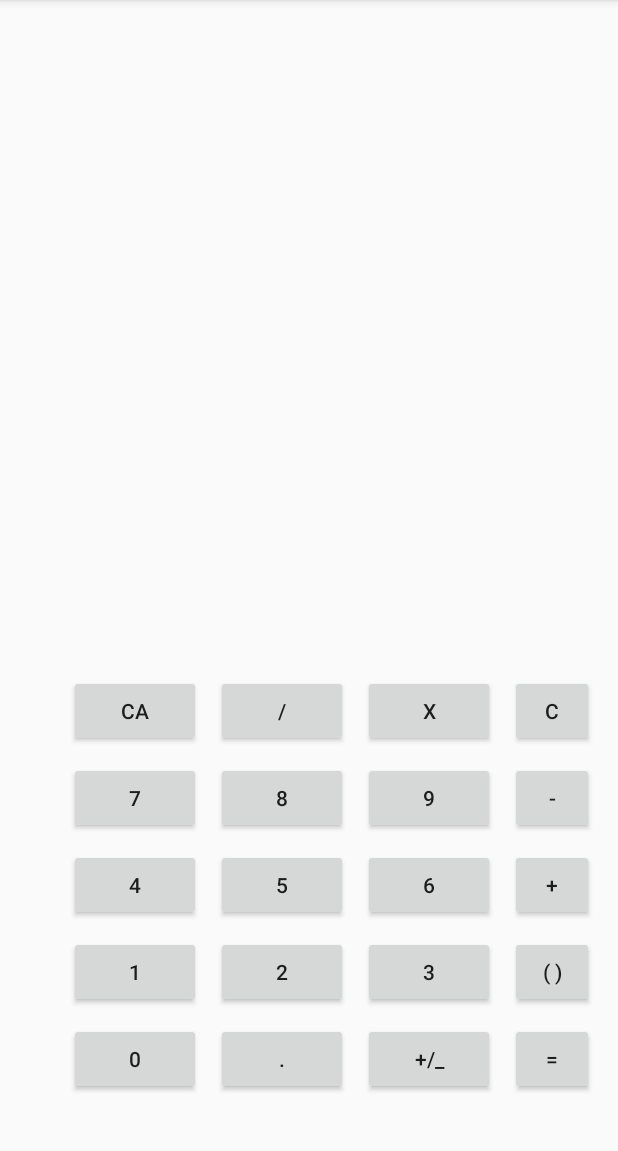
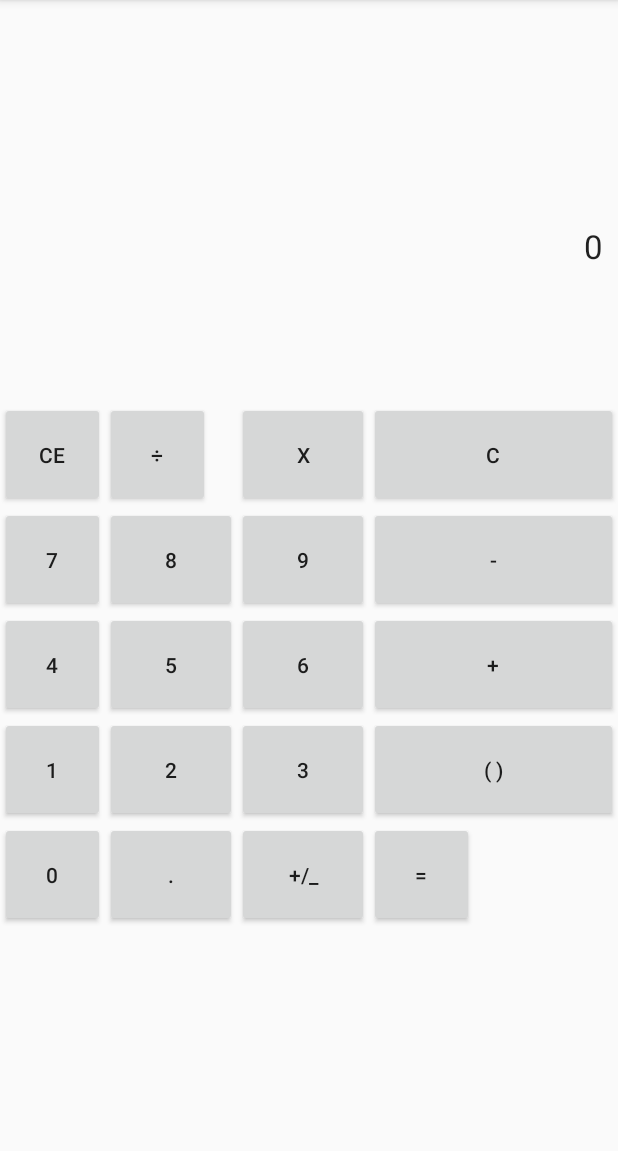
Before and after one commit to mitzelu/CalculatorAndroid, an Android app: the screen it shows after launch (MainActivity), on a phone screen of 412 x 824 dp, the part 84-1235 px from its top. Run offline under Robolectric (Android 15) with nearby library versions, the phone set to English and light mode, and no system bars.

Commit message:
working with gridlayout

```diff
--- a/Calculator/app/build.gradle
+++ b/Calculator/app/build.gradle
@@ -2,7 +2,7 @@ apply plugin: 'android'
 
 android {
     compileSdkVersion 19
-    buildToolsVersion "19.0.3"
+    buildToolsVersion '19.1.0'
 
     defaultConfig {
         minSdkVersion 8
@@ -19,6 +19,6 @@ android {
 }
 
 dependencies {
-    compile 'com.android.support:appcompat-v7:+'
+    compile 'com.android.support:appcompat-v7:20.+'
     compile fileTree(dir: 'libs', include: ['*.jar'])
 }
--- a/Calculator/app/src/main/res/layout/activity_main.xml
+++ b/Calculator/app/src/main/res/layout/activity_main.xml
@@ -1,200 +1,145 @@
-<RelativeLayout xmlns:android="http://schemas.android.com/apk/res/android"
-    xmlns:tools="http://schemas.android.com/tools"
-    android:layout_width="match_parent"
-    android:layout_height="match_parent"
-    android:paddingLeft="@dimen/activity_horizontal_margin"
-    android:paddingRight="@dimen/activity_horizontal_margin"
-    android:paddingTop="@dimen/activity_vertical_margin"
-    android:paddingBottom="@dimen/activity_vertical_margin"
-    tools:context="com.example.calculator.app.MainActivity">
+<LinearLayout
+    android:orientation="vertical"
+    android:layout_width="fill_parent"
+    android:layout_height="fill_parent"
+    xmlns:android="http://schemas.android.com/apk/res/android"
+    android:gravity="center"
+    android:weightSum="1">
 
-    <Button
+    <TextView
         android:layout_width="wrap_content"
         android:layout_height="wrap_content"
-        android:text="1"
-        android:id="@+id/button1"
-        android:layout_alignParentBottom="true"
-        android:layout_alignParentLeft="true"
-        android:layout_alignParentStart="true"
-        android:layout_marginBottom="80dp"
-        android:layout_marginLeft="30dp"
-        android:layout_marginTop="10dp"/>
+        android:textAppearance="?android:attr/textAppearanceLarge"
+        android:text="0"
+        android:id="@+id/result"
+        android:layout_weight="0.23"
+        android:editable="false"
+        android:layout_gravity="right"
+        android:layout_marginRight="10dp" />
 
-    <Button
-        android:layout_width="wrap_content"
+    <GridLayout
+
+        android:layout_width="fill_parent"
         android:layout_height="wrap_content"
-        android:text="2"
-        android:id="@+id/button2"
-        android:layout_alignTop="@+id/button1"
-        android:layout_toRightOf="@+id/button1"
-        android:layout_marginLeft="10dp"/>
+        android:columnCount="4"
+        android:layout_gravity="center">
 
-    <Button
-        android:layout_width="wrap_content"
-        android:layout_height="wrap_content"
-        android:text="3"
-        android:id="@+id/button3"
-        android:layout_alignTop="@+id/button2"
-        android:layout_toRightOf="@+id/button2"
-        android:layout_marginLeft="10dp"/>
+        <Button
+            android:text="CE"
+            android:id="@+id/buttonCE"
+            android:layout_width="@dimen/size"
+            android:layout_height="@dimen/size" />
 
-    <Button
-        android:layout_width="wrap_content"
-        android:layout_height="wrap_content"
-        android:text="4"
-        android:id="@+id/button4"
-        android:layout_above="@+id/button1"
-        android:layout_alignParentLeft="true"
-        android:layout_alignParentStart="true"
-        android:layout_marginLeft="30dp"
-        android:layout_marginTop="10dp"/>
+        <Button
+            android:text="÷"
+            android:id="@+id/buttonDiv"
+            android:layout_width="@dimen/size"
+            android:layout_height="@dimen/size" />
 
-    <Button
-        android:layout_width="wrap_content"
-        android:layout_height="wrap_content"
-        android:text="5"
-        android:id="@+id/button5"
-        android:layout_alignTop="@+id/button4"
-        android:layout_toRightOf="@+id/button4"
-        android:layout_marginLeft="10dp"/>
+        <Button
+            android:text="X"
+            android:id="@+id/buttonMul"
+            android:layout_width="@dimen/size"
+            android:layout_height="@dimen/size"
+            android:layout_gravity="fill" />
 
+        <Button
+            android:text="C"
+            android:id="@+id/buttonC"
+            android:layout_gravity="fill"
+            android:layout_width="@dimen/size"
+            android:layout_height="@dimen/size" />
 
-    <Button
-        android:layout_width="wrap_content"
-        android:layout_height="wrap_content"
-        android:text="6"
-        android:id="@+id/button6"
-        android:layout_alignTop="@+id/button5"
-        android:layout_toRightOf="@+id/button5"
-        android:layout_marginLeft="10dp"/>
+        <Button
+            android:text="7"
+            android:id="@+id/button7"
+            android:layout_gravity="fill"
+            android:layout_width="@dimen/size"
+            android:layout_height="@dimen/size" />
 
-    <Button
-        android:layout_width="wrap_content"
-        android:layout_height="wrap_content"
-        android:text="7"
-        android:id="@+id/button7"
-        android:layout_above="@+id/button4"
-        android:layout_alignParentLeft="true"
-        android:layout_alignParentStart="true"
-        android:layout_marginLeft="30dp"
-        android:layout_marginTop="10dp"/>
+        <Button
+            android:text="8"
+            android:id="@+id/button8"
+            android:layout_gravity="fill" />
 
-    <Button
-        android:layout_width="wrap_content"
-        android:layout_height="wrap_content"
-        android:text="8"
-        android:id="@+id/button8"
-        android:layout_alignTop="@+id/button7"
-        android:layout_toRightOf="@+id/button7"
-        android:layout_marginLeft="10dp"/>
+        <Button
+            android:text="9"
+            android:id="@+id/button9"
+            android:layout_gravity="fill" />
 
-    <Button
-        android:layout_width="wrap_content"
-        android:layout_height="wrap_content"
-        android:text="9"
-        android:id="@+id/button9"
-        android:layout_alignTop="@+id/button8"
-        android:layout_toRightOf="@+id/button8"
-        android:layout_marginLeft="10dp"/>
+        <Button
+            android:text="-"
+            android:id="@+id/buttonSub"
+            android:layout_gravity="fill" />
 
-   <Button
-       android:layout_width="wrap_content"
-       android:layout_height="wrap_content"
-       android:text="0"
-       android:id="@+id/button0"
-       android:layout_below="@+id/button2"
+        <Button
+            android:text="4"
+            android:id="@+id/button4"
+            android:layout_gravity="fill"
+            android:layout_height="@dimen/size"
+            android:layout_width="@dimen/size" />
 
-       android:layout_alignLeft="@+id/button1"
-       android:layout_alignStart="@+id/button1"
-       android:layout_marginTop="10dp"/>
+        <Button
+            android:text="5"
+            android:id="@+id/button5"
+            android:layout_gravity="fill" />
 
-    <Button
-        android:layout_width="wrap_content"
-        android:layout_height="wrap_content"
-        android:text="."
-        android:id="@+id/buttonDot"
-        android:layout_alignTop="@+id/button0"
-        android:layout_toRightOf="@+id/button0"
-        android:layout_marginLeft="10dp"/>
+        <Button
+            android:text="6"
+            android:id="@+id/button6"
+            android:layout_gravity="fill" />
 
-    <Button
-        android:layout_width="wrap_content"
-        android:layout_height="wrap_content"
-        android:text="+/_"
-        android:id="@+id/buttonPlusMinus"
-        android:layout_alignTop="@+id/buttonDot"
-        android:layout_toRightOf="@+id/buttonDot"
-        android:layout_marginLeft="10dp"/>
+        <Button
+            android:text="+"
+            android:id="@+id/buttonAdd"
+            android:layout_gravity="fill" />
 
-    <Button
-        android:layout_width="wrap_content"
-        android:layout_height="wrap_content"
-        android:text="="
-        android:id="@+id/buttonEqual"
-        android:layout_alignTop="@+id/buttonPlusMinus"
-        android:layout_toRightOf="@+id/buttonPlusMinus"
-        android:layout_marginLeft="10dp"/>
+        <Button
+            android:text="1"
+            android:id="@+id/button1"
+            android:layout_gravity="fill"
+            android:layout_width="@dimen/size"
+            android:layout_height="@dimen/size" />
 
-    <Button
-        android:layout_width="wrap_content"
-        android:layout_height="wrap_content"
-        android:text="( )"
-        android:id="@+id/buttonPar"
-        android:layout_alignTop="@+id/button3"
-        android:layout_toRightOf="@+id/button3"
-        android:layout_marginLeft="10dp"/>
+        <Button
+            android:text="2"
+            android:id="@+id/button2"
+            android:layout_gravity="fill" />
 
-    <Button
-        android:layout_width="wrap_content"
-        android:layout_height="wrap_content"
-        android:text="+"
-        android:id="@+id/buttonPlus"
-        android:layout_alignTop="@+id/button6"
-        android:layout_toRightOf="@+id/button6"
-        android:layout_marginLeft="10dp"/>
+        <Button
+            android:text="3"
+            android:id="@+id/button3"
+            android:layout_gravity="fill" />
 
-    <Button
-        android:layout_width="wrap_content"
-        android:layout_height="wrap_content"
-        android:text="-"
-        android:id="@+id/buttonMinus"
-        android:layout_alignTop="@+id/button9"
-        android:layout_toRightOf="@+id/button9"
-        android:layout_marginLeft="10dp"/>
+        <Button
+            android:text="( )"
+            android:id="@+id/buttonPar"
+            android:layout_gravity="fill" />
 
-    <Button
-        android:layout_width="wrap_content"
-        android:layout_height="wrap_content"
-        android:text="C"
-        android:id="@+id/buttonC"
-        android:layout_alignTop="@+id/buttonMul"
-        android:layout_alignLeft="@+id/buttonMinus"
-        android:layout_alignStart="@+id/buttonMinus" />
+        <Button
+            android:text="0"
+            android:id="@+id/button0"
+            android:layout_gravity="fill"
+           android:layout_width="@dimen/size"
+           android:layout_height="@dimen/size"/>
 
-    <Button
-        android:layout_width="wrap_content"
-        android:layout_height="wrap_content"
-        android:text="x"
-        android:id="@+id/buttonMul"
-        android:layout_alignTop="@+id/buttonDiv"
-        android:layout_toLeftOf="@+id/buttonMinus" />
+        <Button
+            android:text="."
+            android:id="@+id/buttonDot"
+            android:layout_gravity="fill"
+            android:layout_width="@dimen/size"
+            android:layout_height="@dimen/size" />
 
-    <Button
-        android:layout_width="wrap_content"
-        android:layout_height="wrap_content"
-        android:text="/"
-        android:id="@+id/buttonDiv"
-        android:layout_alignTop="@+id/buttonCA"
-        android:layout_alignLeft="@+id/button8"
-        android:layout_alignStart="@+id/button8" />
+        <Button
+            android:text="+/_"
+            android:id="@+id/buttonPlusMinus"
+            android:layout_gravity="fill" />
 
-    <Button
-        android:layout_width="wrap_content"
-        android:layout_height="wrap_content"
-        android:text="CA"
-        android:id="@+id/buttonCA"
-        android:layout_above="@+id/button7"
-        android:layout_alignLeft="@+id/button7"
-        android:layout_alignStart="@+id/button7" />
+        <Button
+            android:text="="
+            android:id="@+id/buttonEqual"
+            android:layout_width="@dimen/size"
+            android:layout_height="@dimen/size" />
 
-</RelativeLayout>
+    </GridLayout>
+</LinearLayout>
--- /dev/null
+++ b/Calculator/app/src/main/res/values-large/dimensions.xml
@@ -0,0 +1,4 @@
+<?xml version="1.0" encoding="utf-8"?>
+<resources>
+    <dimen name="size">100dp</dimen>
+</resources>
--- /dev/null
+++ b/Calculator/app/src/main/res/values-normal/dimensions.xml
@@ -0,0 +1,4 @@
+<?xml version="1.0" encoding="utf-8"?>
+<resources>
+  <dimen name="size">70dp</dimen>
+</resources>
--- /dev/null
+++ b/Calculator/app/src/main/res/values-small/dimensions.xml
@@ -0,0 +1,2 @@
+<?xml version="1.0" encoding="utf-8"?>
+<resources>30dp</resources>
--- /dev/null
+++ b/Calculator/app/src/main/res/values-xlarge/dimensions.xml
@@ -0,0 +1,4 @@
+<?xml version="1.0" encoding="utf-8"?>
+<resources>
+<dimen name="size">110dp</dimen>
+</resources>
--- a/Calculator/build.gradle
+++ b/Calculator/build.gradle
@@ -5,7 +5,7 @@ buildscript {
         mavenCentral()
     }
     dependencies {
-        classpath 'com.android.tools.build:gradle:0.9.+'
+        classpath 'com.android.tools.build:gradle:0.12.+'
     }
 }
 
```
Also changed, not shown: Calculator/app/src/main/res/values/dimens.xml (line endings or trailing spaces), Calculator/gradle/wrapper/gradle-wrapper.properties, 814 other files.
